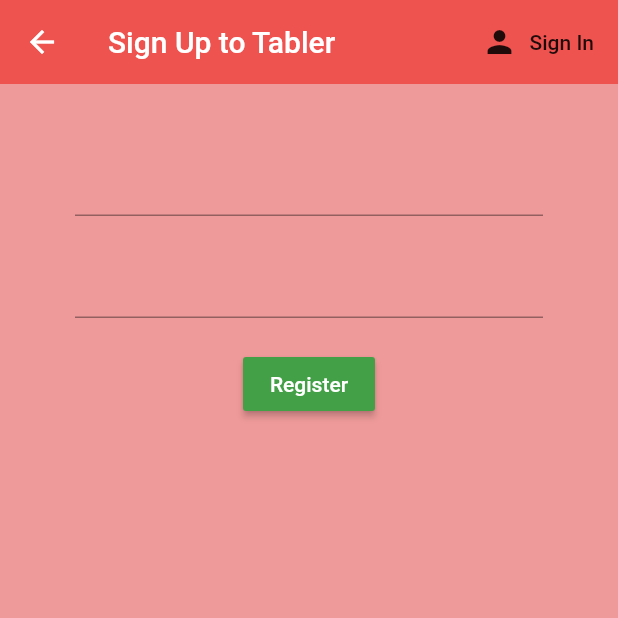
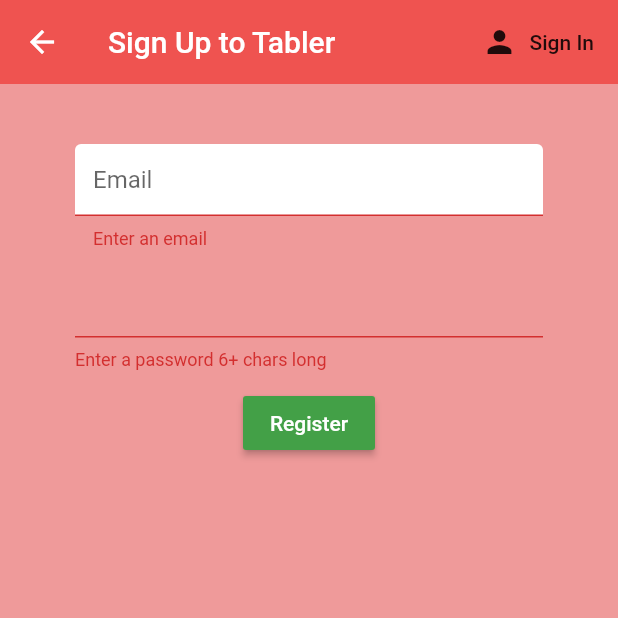
Before and after one commit to aregmi450/table, a Flutter app: the Register screen opened directly, after a tap on "Register", on a phone screen of 412 x 824 dp, the top half of it. Run offline on Flutter 3.47's test engine with Material 2 defaults, Android fonts, the phone set to English and light mode, and no system bars; our stand-ins replace firebase_auth; accounts and stored records are empty.

Commit message:
third commit

```diff
--- a/lib/screens/authenticate/register.dart
+++ b/lib/screens/authenticate/register.dart
@@ -11,10 +11,12 @@ class Register extends StatefulWidget {
 
 class _RegisterState extends State<Register> {
   final AuthService _auth = AuthService();
+  final _formKey = GlobalKey<FormState>();
 
   //text field state
   String email = '';
   String password = '';
+  String error = '';
 
   @override
   Widget build(BuildContext context) {
@@ -36,19 +38,32 @@ class _RegisterState extends State<Register> {
       body: Container(
         padding: EdgeInsets.symmetric(vertical: 20.0, horizontal: 50.0),
         child: Form(
+          key: _formKey,
           child: Column(
             children: <Widget>[
               SizedBox(height: 20.0),
-              TextFormField(onChanged: (val) {
-                setState(() => email = val);
-              }),
-              SizedBox(height: 20.0),
+              TextFormField(
+                  decoration: InputDecoration(
+                    hintText: 'Email',
+                    fillColor: Colors.white,
+                    filled: true,
+                    enabledBorder: OutlineInputBorder(
+                        borderSide:
+                            BorderSide(color: Colors.white, width: 2.0)),
+                  ),
+                  validator: (val) => val.isEmpty ? 'Enter an email' : null,
+                  onChanged: (val) {
+                    setState(() => email = val);
+                  }),
+              SizedBox(height: 11.0),
               TextFormField(
                   obscureText: true,
+                  validator: (val) =>
+                      val.length < 6 ? 'Enter a password 6+ chars long' : null,
                   onChanged: (val) {
                     setState(() => password = val);
                   }),
-              SizedBox(height: 20.0),
+              SizedBox(height: 11.0),
               RaisedButton(
                   color: Colors.green[600],
                   child: Text(
@@ -56,9 +71,19 @@ class _RegisterState extends State<Register> {
                     style: TextStyle(color: Colors.white),
                   ),
                   onPressed: () async {
-                    print(email);
-                    print(password);
-                  })
+                    if (_formKey.currentState.validate()) {
+                      dynamic result = await _auth.registerWithEmailAndPassword(
+                          email, password);
+                      if (result == null) {
+                        setState(() => error = 'enter your valid email');
+                      }
+                    }
+                  }),
+              SizedBox(height: 12.0),
+              Text(
+                error,
+                style: TextStyle(color: Colors.red, fontSize: 14.0),
+              )
             ],
           ),
         ),
```
Also changed, not shown: lib/screens/authenticate/signin.dart (+27 -9 lines), lib/services/auth.dart (+22 -0 lines).
